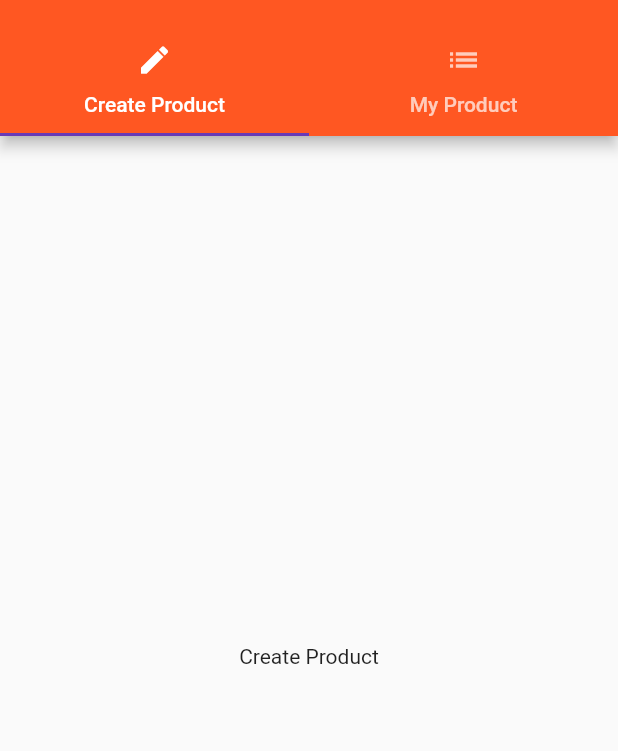
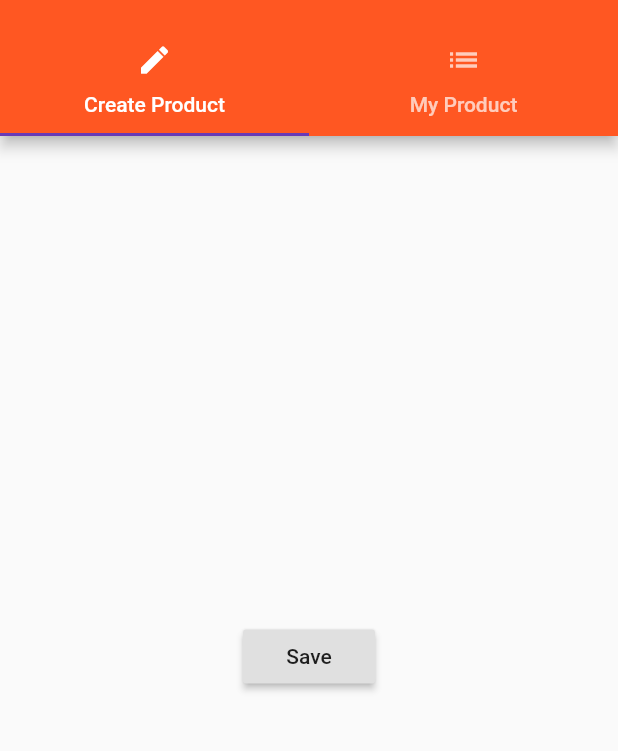
Before and after one commit to fardeen9983/Flutter-Projects, a Flutter app: the ProductsAdminPage screen opened by its route, on a phone screen of 412 x 824 dp, the part 59-810 px from its top. Run offline on Flutter 3.47's test engine with Material 2 defaults, Android fonts, the phone set to English and light mode, and no system bars.

Commit message:
Create a  ModalBottomSheet

```diff
--- a/easy_list/lib/pages/product_create.dart
+++ b/easy_list/lib/pages/product_create.dart
@@ -5,7 +5,17 @@ class ProductCreatePage extends StatelessWidget {
   Widget build(BuildContext context) {
     return Container(
       alignment: Alignment.center,
-      child: Text("Create Product"),
+      child: Center(
+          child: RaisedButton(
+        child: Text("Save"),
+        onPressed: () {
+          showModalBottomSheet(
+              context: context,
+              builder: (context) => Center(
+                    child: Text("This is a modal"),
+                  ));
+        },
+      )),
     );
   }
 }
```
